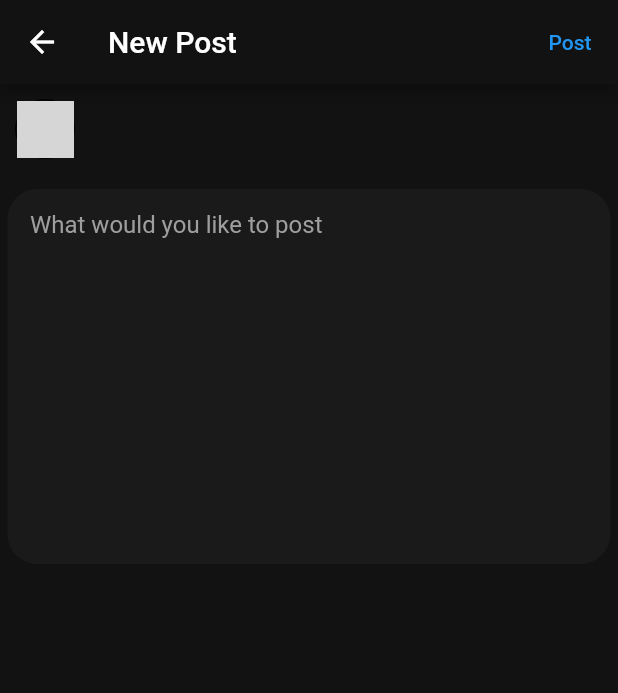
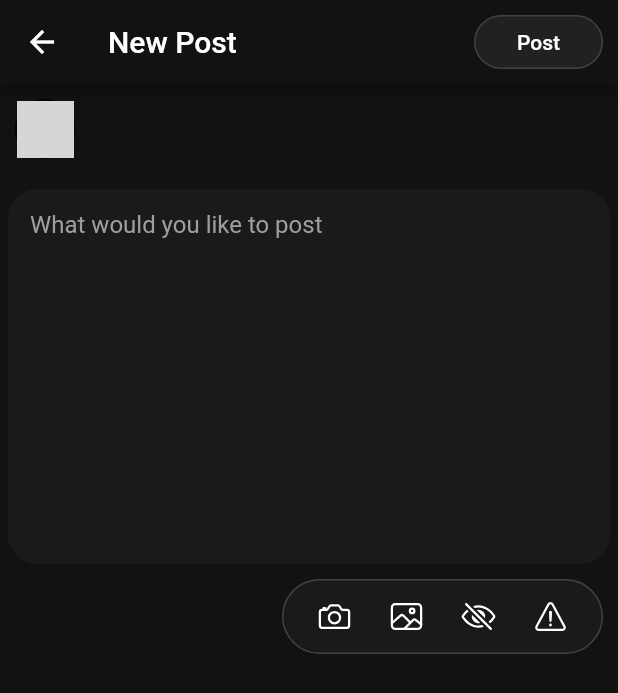
Before and after one commit to dagmawibabi/MyAllIn1, a Flutter app: the NewPostPage screen opened directly with empty values, on a phone screen of 412 x 824 dp. Shown: the top 693 px of the screen. Run offline on Flutter 3.47's test engine with Material 2 defaults, Android fonts, the light colour scheme and no system bars; our stand-ins replace ionicons; grey boxes are pictures that could not be loaded.

Commit message:
new post page

```diff
--- a/lib/pages/postspage/new_post_page.dart
+++ b/lib/pages/postspage/new_post_page.dart
@@ -1,6 +1,7 @@
 // ignore_for_file: prefer_const_constructors
 
 import 'package:flutter/material.dart';
+import 'package:ionicons/ionicons.dart';
 import 'package:myallin1/pages/components/profile_bar.dart';
 
 class NewPostPage extends StatefulWidget {
@@ -21,11 +22,26 @@ class _NewPostPageState extends State<NewPostPage> {
           "New Post",
         ),
         actions: [
-          TextButton(
-            onPressed: () {},
-            child: Text(
-              "Post",
-              style: TextStyle(),
+          Container(
+            margin: EdgeInsets.symmetric(vertical: 10.0, horizontal: 10.0),
+            padding: EdgeInsets.symmetric(horizontal: 10.0),
+            decoration: BoxDecoration(
+              color: Colors.grey[900],
+              border: Border.all(
+                color: Colors.grey[800]!,
+              ),
+              borderRadius: BorderRadius.all(
+                Radius.circular(20.0),
+              ),
+            ),
+            child: TextButton(
+              onPressed: () {},
+              child: Text(
+                "Post",
+                style: TextStyle(
+                  color: Colors.white,
+                ),
+              ),
             ),
           ),
         ],
@@ -51,6 +67,9 @@ class _NewPostPageState extends State<NewPostPage> {
               ),
             ),
             child: TextField(
+              style: TextStyle(
+                color: Colors.white,
+              ),
               decoration: InputDecoration(
                 hintStyle: TextStyle(
                   color: Colors.grey,
@@ -60,6 +79,58 @@ class _NewPostPageState extends State<NewPostPage> {
               ),
             ),
           ),
+          Row(
+            mainAxisAlignment: MainAxisAlignment.end,
+            children: [
+              Container(
+                margin: EdgeInsets.symmetric(horizontal: 10.0),
+                padding: EdgeInsets.symmetric(horizontal: 10.0),
+                decoration: BoxDecoration(
+                  color: Colors.grey[900]!.withOpacity(0.5),
+                  border: Border.all(
+                    color: Colors.grey[800]!,
+                  ),
+                  borderRadius: BorderRadius.all(
+                    Radius.circular(100.0),
+                  ),
+                ),
+                child: Row(
+                  children: [
+                    IconButton(
+                      icon: Icon(
+                        Ionicons.camera_outline,
+                      ),
+                      onPressed: () {},
+                    ),
+                    IconButton(
+                      icon: Icon(
+                        Ionicons.image_outline,
+                      ),
+                      onPressed: () {},
+                    ),
+                    // IconButton(
+                    //   icon: Icon(
+                    //     Ionicons.attach_outline,
+                    //   ),
+                    //   onPressed: () {},
+                    // ),
+                    IconButton(
+                      icon: Icon(
+                        Ionicons.eye_off_outline,
+                      ),
+                      onPressed: () {},
+                    ),
+                    IconButton(
+                      icon: Icon(
+                        Ionicons.warning_outline,
+                      ),
+                      onPressed: () {},
+                    ),
+                  ],
+                ),
+              ),
+            ],
+          )
         ],
       ),
     );
```
